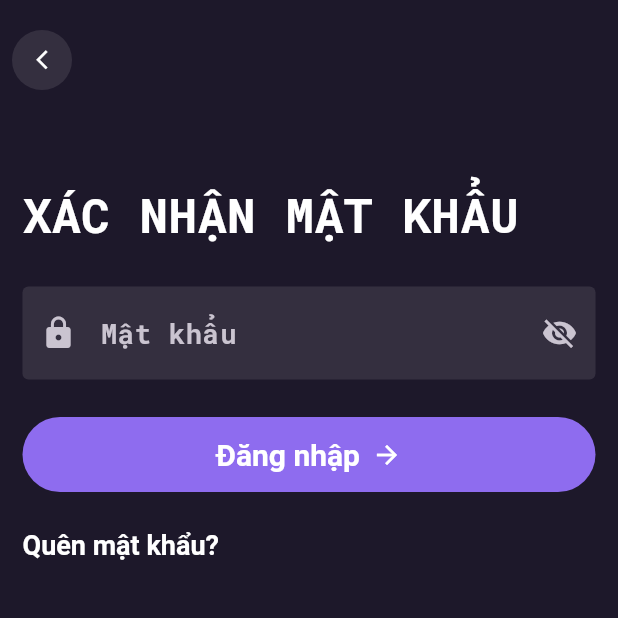
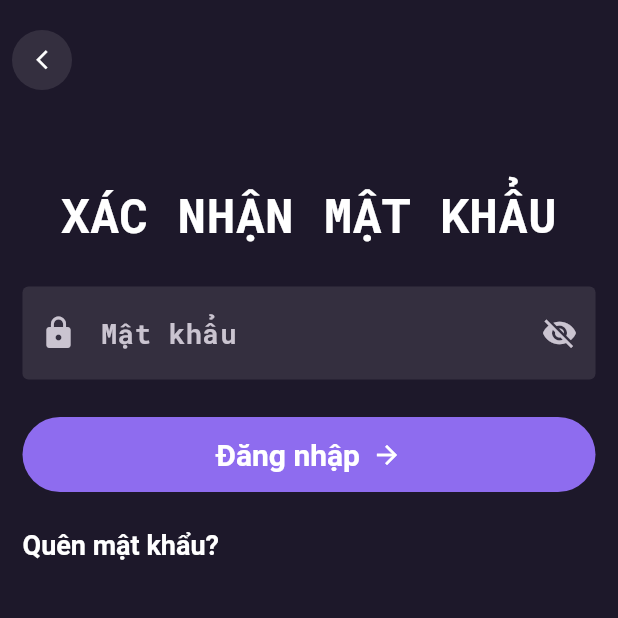
Before and after one commit to Hypr2205/flutter_ecommerce, a Flutter app: the screen it shows after launch, after a tap on "Tiếp tục", on a phone screen of 412 x 824 dp, the top half of it. Run offline on Flutter 3.47's test engine with Material 3 defaults, Android fonts, the phone set to English and light mode, and no system bars; our stand-ins replace bloc, cloud_firestore, dartz, firebase_auth, firebase_core, flutter_bloc and 3 more; accounts and stored records are empty.

Commit message:
feat(auth): Enhance authentication screens and dependency injection
- Added GetAgeFeature to the dependency injection setup for improved age retrieval functionality.
- Updated UI components in LoginScreen, RegisterScreen, ConfirmPasswordScreen, and ResetPasswordScreen to center-align titles and enhance visual consistency.
- Modified UserInformationScreen to include user registration data handling and improved text styling for better readability.
- Adjusted Ages widget to optimize height and text styling for age display, ensuring a more responsive design.

```diff
--- a/lib/common/widgets/common_reactive_button.dart
+++ b/lib/common/widgets/common_reactive_button.dart
@@ -52,7 +52,8 @@ class CommonReactiveButton extends StatelessWidget {
             title,
             style: const TextStyle(
               color: Colors.white,
-              fontWeight: FontWeight.w400,
+              fontWeight: FontWeight.bold,
+              fontSize: 20,
             ),
           ),
     );
--- a/lib/dependency_injection.dart
+++ b/lib/dependency_injection.dart
@@ -8,5 +8,6 @@ Future<void> injectDependencies() async {
   sl
     ..registerSingleton<FirebaseAuthService>(FirebaseAuthService())
     ..registerSingleton<AuthRepository>(AuthRepositoryImpl())
-    ..registerSingleton<RegisterFeature>(RegisterFeature());
+    ..registerSingleton<RegisterFeature>(RegisterFeature())
+    ..registerSingleton<GetAgeFeature>(GetAgeFeature());
 }
--- a/lib/ui/auth/screens/confirm_password_screen.dart
+++ b/lib/ui/auth/screens/confirm_password_screen.dart
@@ -18,12 +18,15 @@ class ConfirmPasswordScreen extends StatelessWidget {
           crossAxisAlignment: CrossAxisAlignment.start,
           spacing: 25,
           children: [
-            Text(
-              'XÁC NHẬN MẬT KHẨU',
-              style: GoogleFonts.robotoMono(
-                fontSize: 32,
-                fontWeight: FontWeight.bold,
-                color: Colors.white,
+            Center(
+              child: Text(
+                'XÁC NHẬN MẬT KHẨU',
+                style: GoogleFonts.robotoMono(
+                  fontSize: 32,
+                  fontWeight: FontWeight.bold,
+                  color: Colors.white,
+                ),
+                textAlign: TextAlign.center,
               ),
             ),
             PasswordTextFiled(passwordController: _passwordController),
--- a/lib/ui/auth/screens/login_screen.dart
+++ b/lib/ui/auth/screens/login_screen.dart
@@ -20,12 +20,15 @@ class LoginScreen extends StatelessWidget {
           crossAxisAlignment: CrossAxisAlignment.start,
           spacing: 25,
           children: [
-            Text(
-              'ĐĂNG NHẬP',
-              style: GoogleFonts.robotoMono(
-                fontSize: 32,
-                fontWeight: FontWeight.bold,
-                color: Colors.white,
+            Center(
+              child: Text(
+                'ĐĂNG NHẬP',
+                style: GoogleFonts.robotoMono(
+                  fontSize: 32,
+                  fontWeight: FontWeight.bold,
+                  color: Colors.white,
+                ),
+                textAlign: TextAlign.center,
               ),
             ),
             TextField(
```
Also changed, not shown: lib/ui/auth/screens/register_screen.dart (+18 -7 lines), lib/ui/auth/screens/reset_password_screen.dart (+9 -6 lines), lib/ui/auth/screens/user_information_screen.dart (+14 -11 lines), lib/ui/auth/widgets/ages.dart (+6 -2 lines).
